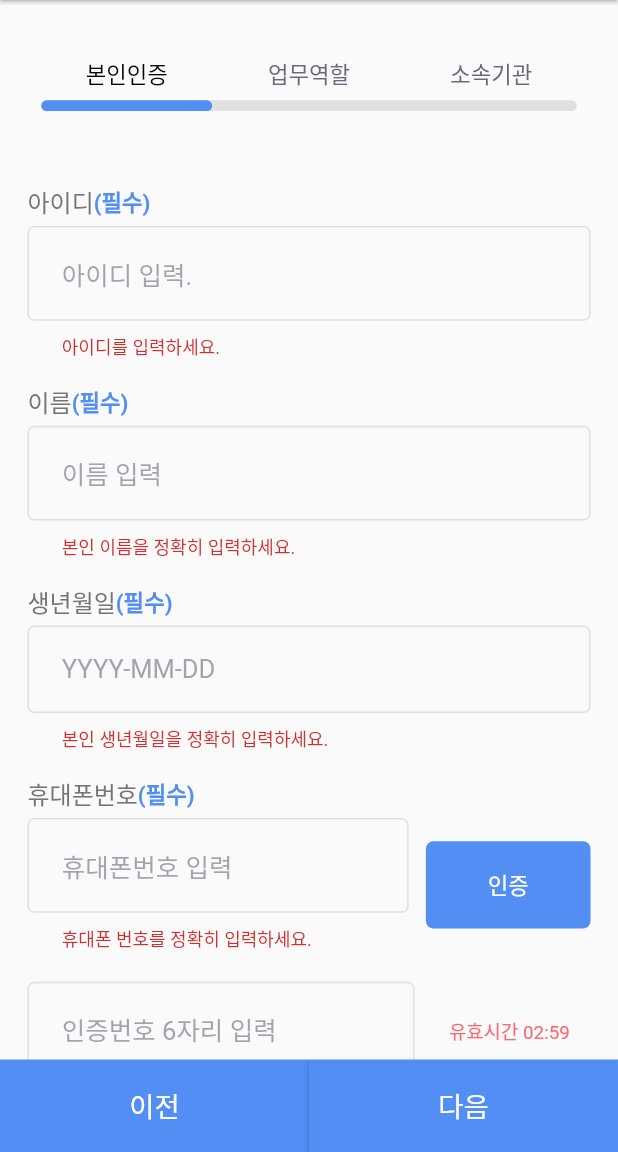
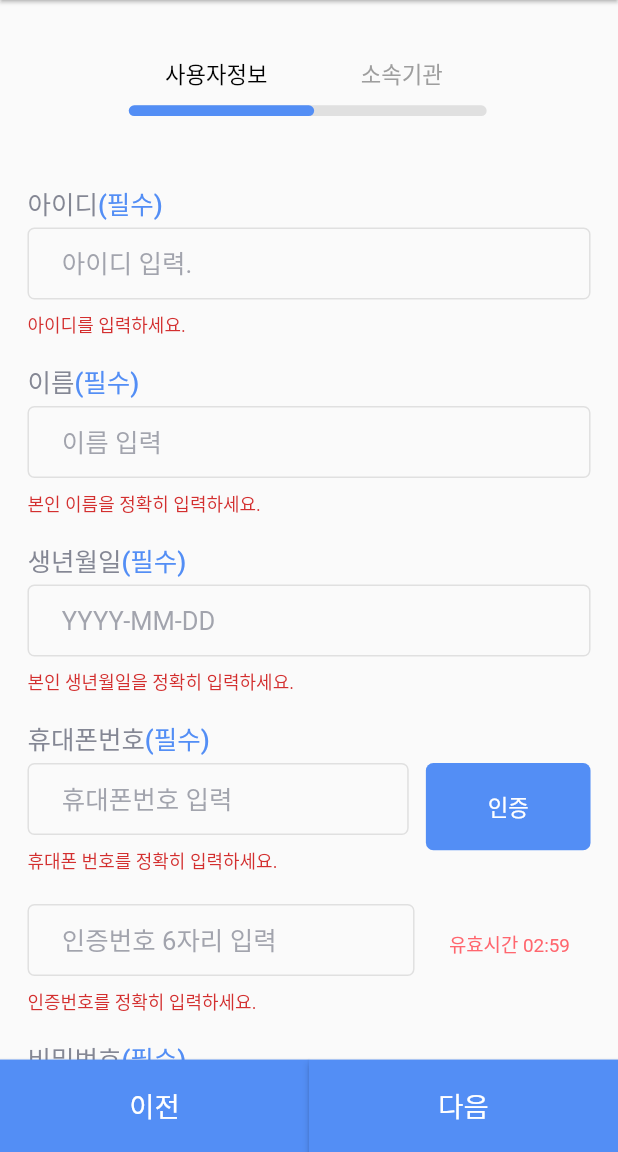
Before and after one commit to bitflow-rnd/sbas-frontend-mobile, a Flutter app: the UserRegisterRequestScreenV2 screen opened directly, after a tap on "다음", on a phone screen of 412 x 824 dp, the part 84-1236 px from its top. Run offline on Flutter 3.47's test engine with Material 2 defaults, Android fonts, the phone set to English and light mode, and no system bars; drawn by our look-alikes of modal_progress_hud_nsn; our stand-ins replace auto_size_text, dio, firebase_core, firebase_messaging, flutter_dotenv, flutter_local_notifications and 7 more; missing offline and left inert: kpostal, mobile_number, telephony; accounts and stored records are empty; network calls fail; Roboto replaces fonts that are missing (SpoqaHanSansNeo).

Commit message:
연락처 - 사용자 초대 화면 진행중

```diff
--- a/lib/features/authentication/blocs/job_role_bloc.dart
+++ b/lib/features/authentication/blocs/job_role_bloc.dart
@@ -20,6 +20,6 @@ final jobRoleProvider = AsyncNotifierProvider<JobRoleBloc, List<BaseCodeModel>>(
 );
 
 final regIndexProvider = StateProvider(
-  (ref) => -1.0,
+  (ref) => 0,
   name: 'index',
 );
--- a/lib/features/authentication/views/user_reg_req_screen.dart
+++ b/lib/features/authentication/views/user_reg_req_screen.dart
@@ -116,7 +116,7 @@ class UserRegisterRequestScreenState extends ConsumerState<UserRegisterRequestSc
     );
   }
 
-  Widget _getRegIndex(double index) {
+  Widget _getRegIndex(int index) {
     if (index == 1) {
       return const BelongAgency(
         titles: [
--- a/lib/features/authentication/views/user_reg_req_screen_v2.dart
+++ b/lib/features/authentication/views/user_reg_req_screen_v2.dart
@@ -11,6 +11,7 @@ import 'package:sbas/features/authentication/views/user_reg_widgets/belong_agenc
 import 'package:sbas/features/authentication/views/user_reg_widgets/job_role_widget.dart';
 import 'package:sbas/features/authentication/views/user_reg_widgets/self_auth_widget.dart';
 import 'package:sbas/features/authentication/views/user_reg_widgets/top_navbar_req_widget.dart';
+import 'package:sbas/features/lookup/views/widgets/patient_reg_top_nav_widget.dart';
 
 class UserRegisterRequestScreenV2 extends ConsumerStatefulWidget {
   const UserRegisterRequestScreenV2({
@@ -53,7 +54,13 @@ class UserRegisterRequestScreenV2State extends ConsumerState<UserRegisterRequest
                   vertical: 32.h,
                   horizontal: 24.w,
                 ),
-                child: TopNavbarRequest(),
+                child: PatientRegTopNav(
+                  x: index == 0 ? 1 : -1,
+                  items: const [
+                    '사용자정보',
+                    '소속기관',
+                  ],
+                ),
               ),
               Padding(
                 padding: EdgeInsets.only(
@@ -84,9 +91,9 @@ class UserRegisterRequestScreenV2State extends ConsumerState<UserRegisterRequest
                         onPressed: index < 0
                             ? null
                             : () {
-                                if (_tryValidation()) {
-                                  ref.read(regIndexProvider.notifier).state--;
-                                }
+                                ref.read(regIndexProvider.notifier).state--;
+                                // if (_tryValidation()) {
+                                // }
                               },
                         text: '이전',
                       ),
@@ -118,60 +125,59 @@ class UserRegisterRequestScreenV2State extends ConsumerState<UserRegisterRequest
     );
   }
 
-  Widget _getRegIndex(double index) {
+  Widget _getRegIndex(int index) {
     if (index == 1) {
       return const BelongAgency(
         titles: [
-          '담당/근무지역',
+          '담당지역',
           '소속기관',
           '담당 환자 유형',
-          '직급',
           '소속 증명 정보',
         ],
       );
     }
+    // if (index == 0) {
+    //   return const JobRole(
+    //     title: [
+    //       '소속기관 유형',
+    //       '권한그룹 선택',
+    //       '세부 권한 선택',
+    //     ],
+    //     authGroupSelectedImages: [
+    //       'assets/auth_group/selected_request.png',
+    //       'assets/auth_group/selected_approve.png',
+    //       'assets/auth_group/selected_assign.png',
+    //       'assets/auth_group/selected_system_admin.png',
+    //     ],
+    //     authGroupDisabledImages: [
+    //       'assets/auth_group/disabled_request.png',
+    //       'assets/auth_group/disabled_approve.png',
+    //       'assets/auth_group/disabled_assign.png',
+    //       'assets/auth_group/disabled_system_admin.png',
+    //     ],
+    //     authGroupTitles: [
+    //       '병상요청그룹',
+    //       '병상승인그룹',
+    //       '병상배정그룹',
+    //       '시스템 관리자',
+    //     ],
+    //     authGroupSubTitles: [
+    //       '보건소, 병상배정반, 의료진',
+    //       '병상배정반',
+    //       '의료진',
+    //       '전산운영',
+    //     ],
+    //     detailAuthTitles: [
+    //       '일반',
+    //       '게스트',
+    //     ],
+    //     detailAuthSubTitles: [
+    //       '일반업무처리 및 사용자 초대 권한',
+    //       '업무 조회만 가능',
+    //     ],
+    //   );
+    // }
     if (index == 0) {
-      return const JobRole(
-        title: [
-          '소속기관 유형',
-          '권한그룹 선택',
-          '세부 권한 선택',
-        ],
-        authGroupSelectedImages: [
-          'assets/auth_group/selected_request.png',
-          'assets/auth_group/selected_approve.png',
-          'assets/auth_group/selected_assign.png',
-          'assets/auth_group/selected_system_admin.png',
-        ],
-        authGroupDisabledImages: [
-          'assets/auth_group/disabled_request.png',
-          'assets/auth_group/disabled_approve.png',
-          'assets/auth_group/disabled_assign.png',
-          'assets/auth_group/disabled_system_admin.png',
-        ],
-        authGroupTitles: [
-          '병상요청그룹',
-          '병상승인그룹',
-          '병상배정그룹',
-          '시스템 관리자',
-        ],
-        authGroupSubTitles: [
-          '보건소, 병상배정반, 의료진',
-          '병상배정반',
-          '의료진',
-          '전산운영',
-        ],
-        detailAuthTitles: [
-          '일반',
-          '게스트',
-        ],
-        detailAuthSubTitles: [
-          '일반업무처리 및 사용자 초대 권한',
-          '업무 조회만 가능',
-        ],
-      );
-    }
-    if (index == -1) {
       return const SelfAuth();
     }
     return const Placeholder();
--- a/lib/features/authentication/views/user_reg_widgets/reg_input_widget.dart
+++ b/lib/features/authentication/views/user_reg_widgets/reg_input_widget.dart
@@ -46,15 +46,15 @@ class _RegInputState extends ConsumerState<RegInput> {
             children: [
               Text(
                 widget.title,
-                style: TextStyle(
-                  color: Colors.grey.shade600,
-                  fontSize: 16,
+                style: CTS.medium(
+                  color: Palette.greyText_80,
+                  fontSize: 13.sp,
                 ),
               ),
               Text(
                 widget.isRequired ? '(필수)' : '',
-                style: CTS.bold(
-                  fontSize: 13,
+                style: CTS.medium(
+                  fontSize: 13.sp,
                   color: Palette.mainColor,
                 ),
               ),
@@ -62,9 +62,12 @@ class _RegInputState extends ConsumerState<RegInput> {
           ),
         Gaps.v4,
         Row(
+          crossAxisAlignment: CrossAxisAlignment.start,
           children: [
             Expanded(
-              child: TextFormField(
+              child: FormField(
+                builder: (field) => TextFormField(
+                  style: CTS(color: Palette.black, fontSize: 13.sp),
                   readOnly: isReadOnly,
                   keyboardType: widget.keyboardType,
                   inputFormatters: [
@@ -88,12 +91,14 @@ class _RegInputState extends ConsumerState<RegInput> {
                       fontSize: 13.sp,
                       color: Palette.greyText_60,
                     ),
-                  contentPadding: EdgeInsets.symmetric(
-                    vertical: 16.h,
-                    horizontal: 20.w,
-                  ),
+                    contentPadding: EdgeInsets.only(bottom: 0.0, top: 15.h),
+                    prefix: Padding(
+                        padding: EdgeInsets.only(
+                      left: 20.0.w,
+                    )),
                   ),
                   autovalidateMode: AutovalidateMode.always,
+                ),
               ),
             ),
             if (widget.title == "휴대폰번호")
@@ -124,7 +129,7 @@ class _RegInputState extends ConsumerState<RegInput> {
               Padding(
                 padding: EdgeInsets.only(left: 20.w),
                 child: Container(
-                  padding: EdgeInsets.only(top: 10.h, right: 12.w, bottom: 30.h),
+                  padding: EdgeInsets.only(top: 15.h, right: 12.w),
                   child: Text(
                     "유효시간 02:59",
                     style: CTS(
--- a/lib/features/authentication/views/user_reg_widgets/self_auth_widget.dart
+++ b/lib/features/authentication/views/user_reg_widgets/self_auth_widget.dart
@@ -62,7 +62,7 @@ class SelfAuth extends ConsumerWidget {
           title: '생년월일',
           isRequired: true,
           maxLength: 8,
-          keyboardType: TextInputType.number,
+          keyboardType: TextInputType.datetime,
           regExp: r'[0-9]',
           validator: (value) {
             if (value == null ||
--- a/lib/features/authentication/views/user_reg_widgets/top_navbar_req_widget.dart
+++ b/lib/features/authentication/views/user_reg_widgets/top_navbar_req_widget.dart
@@ -11,7 +11,7 @@ class TopNavbarRequest extends ConsumerWidget {
   });
   @override
   Widget build(BuildContext context, WidgetRef ref) {
-    final width = MediaQuery.of(context).size.width - 32;
+    final width = MediaQuery.of(context).size.width - 132.w;
     final x = ref.watch(regIndexProvider);
 
     return Stack(
@@ -32,14 +32,15 @@ class TopNavbarRequest extends ConsumerWidget {
         AnimatedAlign(
           heightFactor: 9,
           alignment: Alignment(
-            x,
+            // x.toDouble(),
+            -1,
             0,
           ),
           duration: const Duration(
             milliseconds: 200,
           ),
           child: Container(
-            width: width * 0.3,
+            width: width * 0.5,
             height: 6.h,
             decoration: BoxDecoration(
               borderRadius: BorderRadius.circular(
@@ -52,16 +53,11 @@ class TopNavbarRequest extends ConsumerWidget {
         const TopNavRequestItem(
           x: -1,
           index: 1,
-          text: '본인인증',
-        ),
-        const TopNavRequestItem(
-          x: 0,
-          index: 2,
-          text: '업무역할',
+          text: '사용자정보',
         ),
         const TopNavRequestItem(
           x: 1,
-          index: 3,
+          index: 2,
           text: '소속기관',
         ),
       ],
--- a/lib/features/messages/views/direct_message_screen.dart
+++ b/lib/features/messages/views/direct_message_screen.dart
@@ -5,6 +5,7 @@ import 'package:sbas/common/bitflow_theme.dart';
 import 'package:sbas/constants/extensions.dart';
 import 'package:sbas/constants/gaps.dart';
 import 'package:sbas/constants/palette.dart';
+import 'package:sbas/features/authentication/views/user_reg_req_screen_v2.dart';
 import 'package:sbas/features/messages/views/contact_list_screen.dart';
 import 'package:sbas/features/messages/views/widgets/talk_room_widget.dart';
 
@@ -137,7 +138,14 @@ class DirectMessageScreen extends ConsumerWidget {
                     ),
                     Gaps.h32,
                     GestureDetector(
-                      onTap: () {},
+                      onTap: () {
+                        Navigator.push(
+                          context,
+                          MaterialPageRoute(
+                            builder: (context) => const UserRegisterRequestScreenV2(),
+                          ),
+                        );
+                      },
                       child: Container(
                         padding: EdgeInsets.symmetric(vertical: 8.h, horizontal: 12.w),
                         decoration: BoxDecoration(
```
Lines whose indentation alone changed are shown as unchanged.
